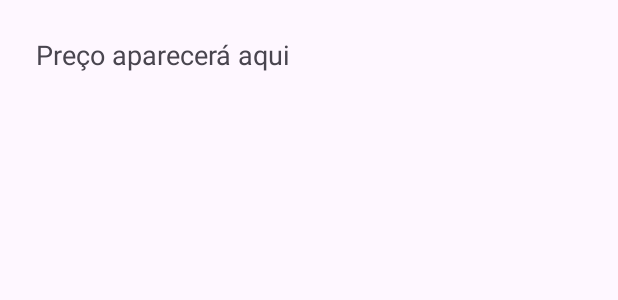
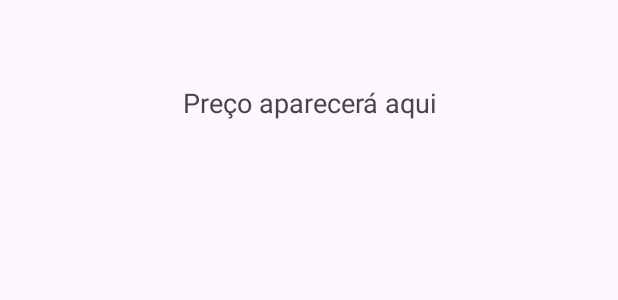
Before and after one commit to GuilhermeKatchau/ShoppingWise2, an Android app: the layout activity_show_price.xml on its own in the app's theme, with its tools: preview values and no code run, on a phone screen of 412 x 824 dp. Shown: the top 300 px of the screen. Run offline under Robolectric (Android 15) with nearby library versions, the phone set to English and light mode, and no system bars.

Commit message:
Tirei comentario para testar camara

```diff
--- a/app/src/main/java/com/example/shoppingwise2/MainActivity.java
+++ b/app/src/main/java/com/example/shoppingwise2/MainActivity.java
@@ -1,27 +1,29 @@
 package com.example.shoppingwise2;
 
+import android.content.Intent;
 import android.os.Bundle;
+import android.widget.Button;
 
 import androidx.appcompat.app.AppCompatActivity;
 
 public class MainActivity extends AppCompatActivity {
 
     private static final int CAMERA_REQUEST_CODE = 100;
-   // private Button scanButton;
+    private Button scanButton;
 
     @Override
     protected void onCreate(Bundle savedInstanceState) {
         super.onCreate(savedInstanceState);
         setContentView(R.layout.activity_main);
 
-      /*
-      scanButton = findViewById(R.id.scan_button);
+
+      scanButton = findViewById(R.id.btn_comecar);
 
         // Abre diretamente a ScannerActivity ao clicar no botão
         scanButton.setOnClickListener(v -> {
             Intent intent = new Intent(MainActivity.this, ScannerActivity.class);
             startActivity(intent);
         });
-      * */
+
     }
 }
--- a/app/src/main/java/com/example/shoppingwise2/ShowPrice.java
+++ b/app/src/main/java/com/example/shoppingwise2/ShowPrice.java
@@ -46,10 +46,12 @@ public class ShowPrice extends AppCompatActivity {
         }
     }
 
+
+
     private void fetchProductInfo(String barcode) {
         new Thread(() -> {
             try {
-                String apiKey = "A_TUA_API_KEY"; // <- SUBSTITUI AQUI
+                String apiKey = "e58249472ff73d22735b840bfe1c1a2d7e94bec9dcfbda5baaa6bad4673eefd8"; // <- SUBSTITUI AQUI
                 String url = "https://serpapi.com/search.json?q=" + barcode + "&engine=google_shopping&api_key=" + apiKey;
 
                 OkHttpClient client = new OkHttpClient();
--- a/app/src/main/res/layout/activity_show_price.xml
+++ b/app/src/main/res/layout/activity_show_price.xml
@@ -1,15 +1,24 @@
 <?xml version="1.0" encoding="utf-8"?>
-<LinearLayout xmlns:android="http://schemas.android.com/apk/res/android"
+<ScrollView xmlns:android="http://schemas.android.com/apk/res/android"
+    android:layout_width="match_parent"
+    android:layout_height="match_parent">
+
+    <LinearLayout
         android:id="@+id/main"
         android:layout_width="match_parent"
-    android:layout_height="match_parent"
+        android:layout_height="wrap_content"
         android:orientation="vertical"
-    android:padding="24dp">
+        android:padding="24dp"
+        android:gravity="center_horizontal">
 
         <TextView
             android:id="@+id/priceTextView"
             android:layout_width="match_parent"
             android:layout_height="wrap_content"
+            android:layout_marginTop="32dp"
             android:text="Preço aparecerá aqui"
-        android:textSize="18sp" />
+            android:textSize="18sp"
+            android:textAlignment="center" />
+
     </LinearLayout>
+</ScrollView>
```
Lines whose indentation alone changed are shown as unchanged.
